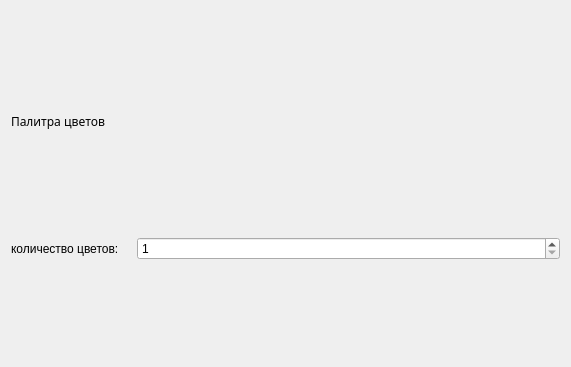
Old version of the form color_palette.ui in the repository FluffyTerror/Photoshop-project.
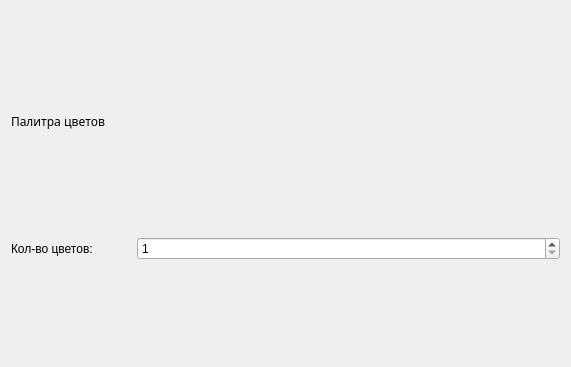
New version of the form.

Patch:
```diff
--- a/color_palette.ui
+++ b/color_palette.ui
@@ -54,7 +54,7 @@
       </size>
      </property>
      <property name="text">
-      <string>количество цветов:</string>
+      <string>Кол-во цветов:</string>
      </property>
     </widget>
    </item>
```
